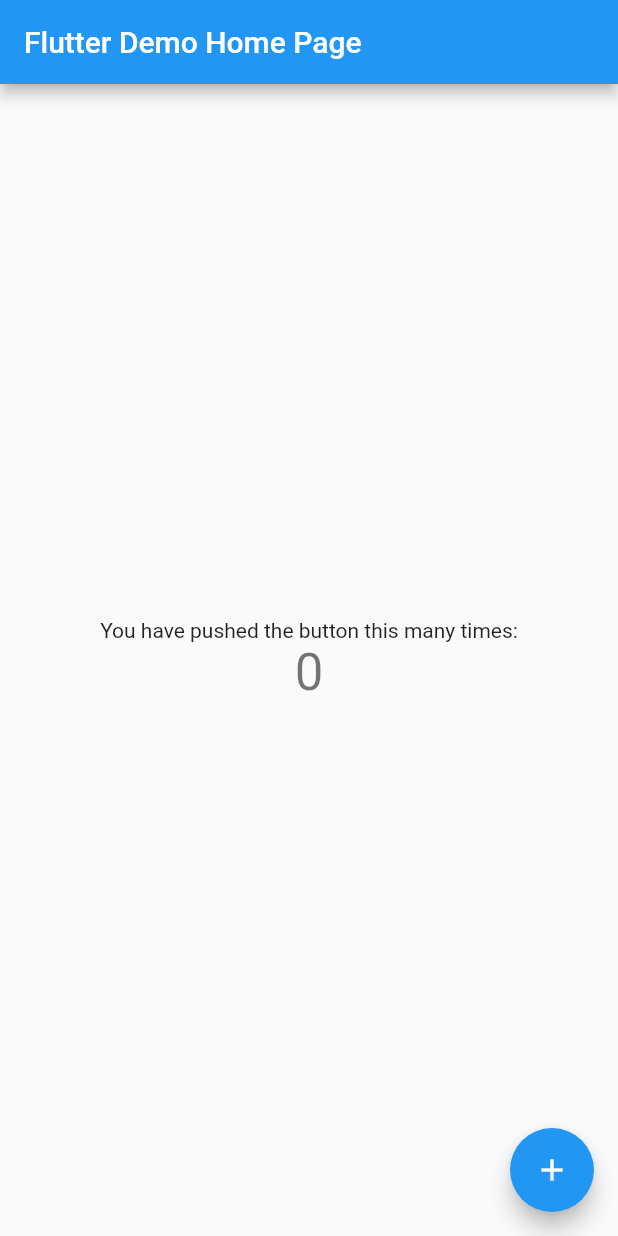
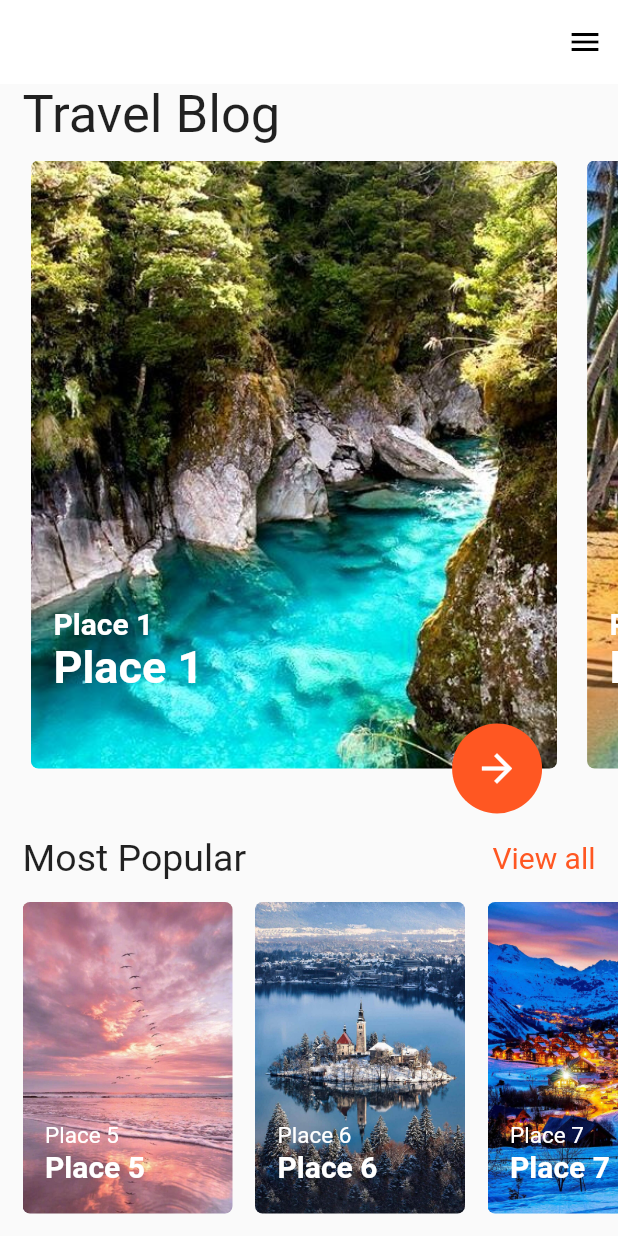
Before and after one commit to shinoasada1907/flutter_ui_1, a Flutter app: the screen it shows after launch, on a phone screen of 412 x 824 dp. Run offline on Flutter 3.47's test engine with Material 2 defaults, Android fonts, the phone set to English and light mode, and no system bars.

Commit message:
update evening

```diff
--- /dev/null
+++ b/lib/home.dart
@@ -0,0 +1,62 @@
+import 'package:flutter/material.dart';
+import 'package:flutter_ui_1/widgets/most_popular.dart';
+import 'package:flutter_ui_1/widgets/travel_blog.dart';
+
+class Homepage extends StatelessWidget {
+  const Homepage({Key? key}) : super(key: key);
+
+  @override
+  Widget build(BuildContext context) {
+    return Scaffold(
+      appBar: AppBar(
+        backgroundColor: Colors.white,
+        elevation: 0,
+        actions: const [
+          Padding(
+            padding: EdgeInsets.only(right: 10),
+            child: Icon(
+              Icons.menu,
+              color: Colors.black,
+            ),
+          ),
+        ],
+      ),
+      body: Column(
+        crossAxisAlignment: CrossAxisAlignment.start,
+        children: [
+          const Padding(
+            padding: EdgeInsets.only(left: 15),
+            child: Text(
+              'Travel Blog',
+              style: TextStyle(fontSize: 35),
+            ),
+          ),
+          Expanded(
+            child: TravelBlog(),
+            flex: 2,
+          ),
+          Padding(
+            padding: const EdgeInsets.all(15),
+            child: Row(
+              mainAxisAlignment: MainAxisAlignment.spaceBetween,
+              children: const [
+                Text(
+                  'Most Popular',
+                  style: TextStyle(fontSize: 25),
+                ),
+                Text(
+                  'View all',
+                  style: TextStyle(color: Colors.deepOrange, fontSize: 20),
+                ),
+              ],
+            ),
+          ),
+          Expanded(
+            child: Mostpopular(),
+            flex: 1,
+          ),
+        ],
+      ),
+    );
+  }
+}
--- a/lib/main.dart
+++ b/lib/main.dart
@@ -1,4 +1,5 @@
 import 'package:flutter/material.dart';
+import 'package:flutter_ui_1/home.dart';
 
 void main() {
   runApp(const MyApp());
@@ -7,109 +8,13 @@
 class MyApp extends StatelessWidget {
   const MyApp({Key? key}) : super(key: key);
 
-  // This widget is the root of your application.
   @override
   Widget build(BuildContext context) {
-    return MaterialApp(
-      title: 'Flutter Demo',
-      theme: ThemeData(
-        // This is the theme of your application.
-        //
-        // Try running your application with "flutter run". You'll see the
-        // application has a blue toolbar. Then, without quitting the app, try
-        // changing the primarySwatch below to Colors.green and then invoke
-        // "hot reload" (press "r" in the console where you ran "flutter run",
-        // or simply save your changes to "hot reload" in a Flutter IDE).
-        // Notice that the counter didn't reset back to zero; the application
-        // is not restarted.
-        primarySwatch: Colors.blue,
+    return const MaterialApp(
+      debugShowCheckedModeBanner: false,
+      home: Scaffold(
+        body: Homepage(),
       ),
-      home: const MyHomePage(title: 'Flutter Demo Home Page'),
     );
   }
 }
-
-class MyHomePage extends StatefulWidget {
-  const MyHomePage({Key? key, required this.title}) : super(key: key);
-
-  // This widget is the home page of your application. It is stateful, meaning
-  // that it has a State object (defined below) that contains fields that affect
-  // how it looks.
-
-  // This class is the configuration for the state. It holds the values (in this
-  // case the title) provided by the parent (in this case the App widget) and
-  // used by the build method of the State. Fields in a Widget subclass are
-  // always marked "final".
-
-  final String title;
-
-  @override
-  State<MyHomePage> createState() => _MyHomePageState();
-}
-
-class _MyHomePageState extends State<MyHomePage> {
-  int _counter = 0;
-
-  void _incrementCounter() {
-    setState(() {
-      // This call to setState tells the Flutter framework that something has
-      // changed in this State, which causes it to rerun the build method below
-      // so that the display can reflect the updated values. If we changed
-      // _counter without calling setState(), then the build method would not be
-      // called again, and so nothing would appear to happen.
-      _counter++;
-    });
-  }
-
-  @override
-  Widget build(BuildContext context) {
-    // This method is rerun every time setState is called, for instance as done
-    // by the _incrementCounter method above.
-    //
-    // The Flutter framework has been optimized to make rerunning build methods
-    // fast, so that you can just rebuild anything that needs updating rather
-    // than having to individually change instances of widgets.
-    return Scaffold(
-      appBar: AppBar(
-        // Here we take the value from the MyHomePage object that was created by
-        // the App.build method, and use it to set our appbar title.
-        title: Text(widget.title),
-      ),
-      body: Center(
-        // Center is a layout widget. It takes a single child and positions it
-        // in the middle of the parent.
-        child: Column(
-          // Column is also a layout widget. It takes a list of children and
-          // arranges them vertically. By default, it sizes itself to fit its
-          // children horizontally, and tries to be as tall as its parent.
-          //
-          // Invoke "debug painting" (press "p" in the console, choose the
-          // "Toggle Debug Paint" action from the Flutter Inspector in Android
-          // Studio, or the "Toggle Debug Paint" command in Visual Studio Code)
-          // to see the wireframe for each widget.
-          //
-          // Column has various properties to control how it sizes itself and
-          // how it positions its children. Here we use mainAxisAlignment to
-          // center the children vertically; the main axis here is the vertical
-          // axis because Columns are vertical (the cross axis would be
-          // horizontal).
-          mainAxisAlignment: MainAxisAlignment.center,
-          children: <Widget>[
-            const Text(
-              'You have pushed the button this many times:',
-            ),
-            Text(
-              '$_counter',
-              style: Theme.of(context).textTheme.headline4,
-            ),
-          ],
-        ),
-      ),
-      floatingActionButton: FloatingActionButton(
-        onPressed: _incrementCounter,
-        tooltip: 'Increment',
-        child: const Icon(Icons.add),
-      ), // This trailing comma makes auto-formatting nicer for build methods.
-    );
-  }
-}
--- /dev/null
+++ b/lib/model/travel.dart
@@ -0,0 +1,25 @@
+class Travel {
+  String name;
+  String location;
+  String url;
+
+  Travel(this.name, this.location, this.url);
+
+  static List<Travel> generateTravelBlog() {
+    return [
+      Travel('Place 1', 'Place 1', 'assets/images/top1.jpg'),
+      Travel('Place 2', 'Place 2', 'assets/images/top2.jpg'),
+      Travel('Place 3', 'Place 3', 'assets/images/top3.jpg'),
+      Travel('Place 4', 'Place 4', 'assets/images/top4.jpg'),
+    ];
+  }
+
+  static List<Travel> generateMostPopular() {
+    return [
+      Travel('Place 5', 'Place 5', 'assets/images/bottom1.jpg'),
+      Travel('Place 6', 'Place 6', 'assets/images/bottom2.jpg'),
+      Travel('Place 7', 'Place 7', 'assets/images/bottom3.jpg'),
+      Travel('Place 8', 'Place 8', 'assets/images/bottom4.jpg'),
+    ];
+  }
+}
--- /dev/null
+++ b/lib/widgets/most_popular.dart
@@ -0,0 +1,61 @@
+import 'package:flutter/material.dart';
+import 'package:flutter_ui_1/model/travel.dart';
+
+class Mostpopular extends StatelessWidget {
+  final _list = Travel.generateMostPopular();
+  @override
+  Widget build(BuildContext context) {
+    return ListView.separated(
+        padding: const EdgeInsets.only(right: 15, left: 15, bottom: 15),
+        scrollDirection: Axis.horizontal, //quy định cuộn ngang hay dọc
+        itemBuilder: (context, index) {
+          var travel = _list[index];
+          return Stack(
+            children: [
+              ClipRRect(
+                borderRadius: BorderRadius.circular(5),
+                child: Image.asset(
+                  travel.url,
+                  width: 140,
+                  fit: BoxFit.cover,
+                ),
+              ),
+              Positioned(
+                child: Column(
+                  crossAxisAlignment: CrossAxisAlignment.start,
+                  children: [
+                    Material(
+                      color: Colors.transparent,
+                      child: Text(
+                        travel.location,
+                        style: const TextStyle(
+                          color: Colors.white,
+                          fontSize: 15,
+                        ),
+                      ),
+                    ),
+                    Material(
+                      color: Colors.transparent,
+                      child: Text(
+                        travel.name,
+                        style: const TextStyle(
+                          fontWeight: FontWeight.bold,
+                          color: Colors.white,
+                          fontSize: 20,
+                        ),
+                      ),
+                    ),
+                  ],
+                ),
+                bottom: 20,
+                left: 15,
+              )
+            ],
+          );
+        },
+        separatorBuilder: (_, index) => const SizedBox(
+              width: 15,
+            ),
+        itemCount: _list.length);
+  }
+}
--- /dev/null
+++ b/lib/widgets/travel_blog.dart
@@ -0,0 +1,81 @@
+import 'package:flutter/material.dart';
+import 'package:flutter_ui_1/model/travel.dart';
+
+class TravelBlog extends StatelessWidget {
+  final _list = Travel.generateTravelBlog();
+  final _pageCtrl = PageController(
+      viewportFraction:
+          0.9); //tránh ảnh chiếm toàn bộ màn hình tạo khoảng cách cho 1 phần blog thứ 2 hiển thị
+
+  @override
+  Widget build(BuildContext context) {
+    return PageView.builder(
+        controller: _pageCtrl,
+        itemCount: _list.length,
+        itemBuilder: (context, index) {
+          var travel = _list[index];
+          return Stack(
+            children: [
+              Padding(
+                padding: const EdgeInsets.only(right: 20, bottom: 30, top: 10),
+                child: ClipRRect(
+                  borderRadius: BorderRadius.circular(5),
+                  child: Image.asset(
+                    travel.url,
+                    fit: BoxFit.cover,
+                    width: MediaQuery.of(context).size.width,
+                  ),
+                ),
+              ),
+              Positioned(
+                child: Column(
+                  crossAxisAlignment: CrossAxisAlignment.start,
+                  children: [
+                    Material(
+                      color: Colors.transparent,
+                      child: Text(
+                        travel.location,
+                        style: const TextStyle(
+                          color: Colors.white,
+                          fontWeight: FontWeight.bold,
+                          fontSize: 20,
+                        ),
+                      ),
+                    ),
+                    Material(
+                      color: Colors.transparent,
+                      child: Text(
+                        travel.name,
+                        style: const TextStyle(
+                          color: Colors.white,
+                          fontWeight: FontWeight.bold,
+                          fontSize: 30,
+                        ),
+                      ),
+                    ),
+                  ],
+                ),
+                bottom: 80,
+                left: 15,
+              ),
+              Positioned(
+                child: Container(
+                  width: 60,
+                  height: 60,
+                  decoration: BoxDecoration(
+                      color: Colors.deepOrange,
+                      borderRadius: BorderRadius.circular(30)),
+                  child: const Icon(
+                    Icons.arrow_forward,
+                    color: Colors.white,
+                    size: 30,
+                  ),
+                ),
+                bottom: 0,
+                right: 30,
+              ),
+            ],
+          );
+        });
+  }
+}
```
Also changed, not shown: lib/detail.dart (added).
